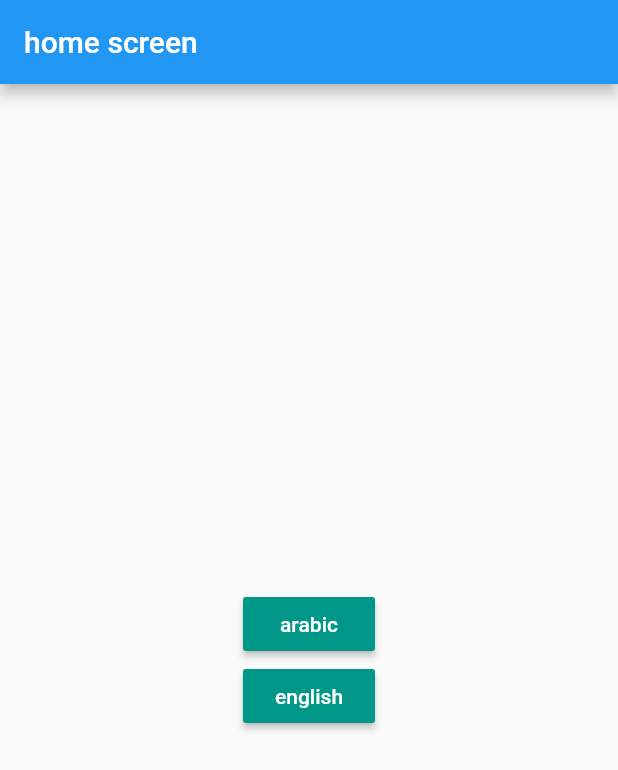
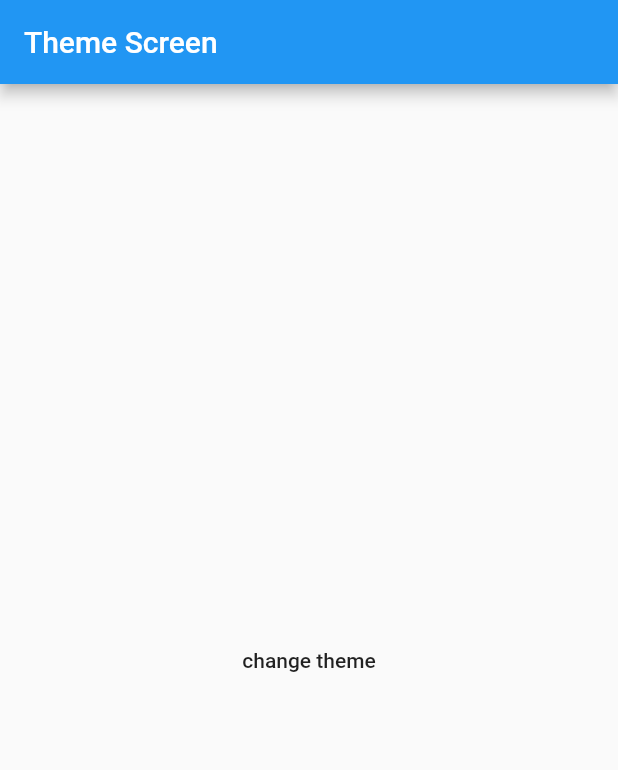
Before and after one commit to Mohamed-Yassien/flutter_get_x, a Flutter app: the screen it shows after launch, on a phone screen of 412 x 824 dp. Shown: the top 770 px of the screen. Run offline on Flutter 3.47's test engine with Material 2 defaults, Android fonts, the phone set to English and light mode, and no system bars; our stand-ins replace get, shared_preferences.

Commit message:
change theme

```diff
--- a/lib/main.dart
+++ b/lib/main.dart
@@ -1,16 +1,9 @@
 import 'package:flutter/material.dart';
-import 'package:flutter_getx/core/locale/my_locale.dart';
-import 'package:flutter_getx/core/locale/mylocale_controller.dart';
 import 'package:flutter_getx/core/sevices/settings_services.dart';
-import 'package:flutter_getx/core/utils/auth_middleware.dart';
-import 'package:flutter_getx/core/utils/my_binding.dart';
-import 'package:flutter_getx/view/screens/lang_screen.dart';
-import 'package:flutter_getx/view/screens/login_screen.dart';
-import 'package:flutter_getx/view/screens/screen_one.dart';
+import 'package:flutter_getx/view/screens/theme_screen.dart';
 import 'package:get/get.dart';
 import 'package:shared_preferences/shared_preferences.dart';
 
-import 'view/screens/home_screen.dart';
 
 late SharedPreferences sharedPreferences;
 
@@ -26,24 +19,9 @@ class MyApp extends StatelessWidget {
 
   @override
   Widget build(BuildContext context) {
-    MyLocaleController myLocaleController = Get.put(MyLocaleController());
-
     return GetMaterialApp(
       debugShowCheckedModeBanner: false,
-      locale: myLocaleController.initialLocale,
-      translations: MyLocale(),
-      initialBinding: MyBinding(),
-      home: LangScreen(),
-      getPages: [
-        GetPage(
-          name: '/',
-          page: () => const LoginScreen(),
-          middlewares: [
-            AuthMiddleWare(),
-          ],
-        ),
-        GetPage(name: '/home', page: () => const HomeScreen()),
-      ],
+      home: const ThemeScreen(),
     );
   }
 }
--- /dev/null
+++ b/lib/view/screens/theme_screen.dart
@@ -0,0 +1,25 @@
+import 'package:flutter/material.dart';
+import 'package:get/get.dart';
+
+class ThemeScreen extends StatelessWidget {
+  const ThemeScreen({Key? key}) : super(key: key);
+
+  @override
+  Widget build(BuildContext context) {
+    return Scaffold(
+      appBar: AppBar(
+        title: const Text('Theme Screen'),
+      ),
+      body: Center(
+        child: MaterialButton(
+          onPressed: () {
+            Get.changeTheme(
+              Get.isDarkMode ? ThemeData.light() : ThemeData.dark(),
+            );
+          },
+          child: const Text('change theme'),
+        ),
+      ),
+    );
+  }
+}
```
